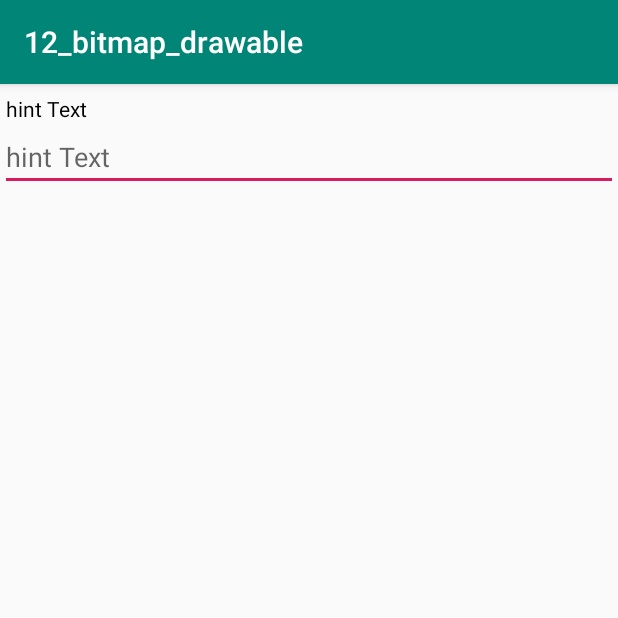
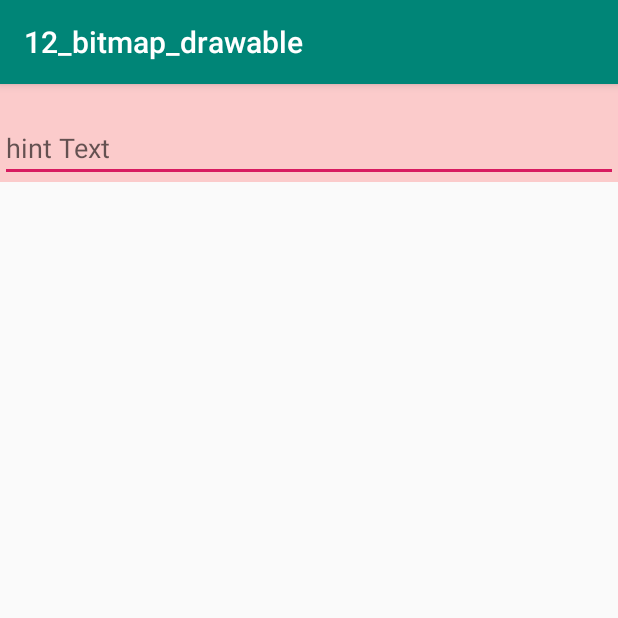
Before and after one commit to VinaChiong/hencoder_plus3_homework, an Android app: the screen it shows after launch (MainActivity), on a phone screen of 412 x 824 dp, the top half of it. Run offline under Robolectric (Android 15) with nearby library versions, the phone set to English and light mode, and no system bars.

Commit message:
L13,提交相关实现 L14,提交相关实现

```diff
--- a/lesson13_bitmap_drawable/build.gradle
+++ b/lesson13_bitmap_drawable/build.gradle
@@ -22,7 +22,6 @@ android {
             proguardFiles getDefaultProguardFile('proguard-android-optimize.txt'), 'proguard-rules.pro'
         }
     }
-
 }
 
 dependencies {
--- a/lesson13_bitmap_drawable/src/main/java/me/vinachiong/hencoder_plus_homework/lesson13_bitmap_drawable/view/MaterialEditText.kt
+++ b/lesson13_bitmap_drawable/src/main/java/me/vinachiong/hencoder_plus_homework/lesson13_bitmap_drawable/view/MaterialEditText.kt
@@ -3,11 +3,10 @@ package me.vinachiong.hencoder_plus_homework.lesson13_bitmap_drawable.view
 import android.animation.ObjectAnimator
 import android.content.Context
 import android.graphics.Canvas
-import android.graphics.PointF
+import android.graphics.Paint
 import android.graphics.Rect
 import android.support.v7.widget.AppCompatEditText
 import android.text.Editable
-import android.text.TextPaint
 import android.text.TextWatcher
 import android.util.AttributeSet
 import me.vinachiong.lib.Utils
@@ -20,14 +19,17 @@ import me.vinachiong.lib.Utils
  */
 class MaterialEditText : AppCompatEditText {
 
+    private val paint = Paint(Paint.ANTI_ALIAS_FLAG)
+    private var useFloatingLabel = true
+    private var animator: ObjectAnimator? = null
+    private var floatingLabelShown = false
     private val paddingRect = Rect()
-    private val textPaint = TextPaint()
-    private var mLabelTextSize = DEFAULT_LABEL_TEXT_SIZE
-    private var labelDrawPoint = PointF()
-    private var labelVerticalOffsetExtra = HINT_VERTICAL_OFFSET_EXTRA
-    private var useFloatingLabel = true
-    private var floatingLabelShown = false
+
     var floatingLabelFraction: Float = 0f
+        set(floatingLabelFraction) {
+            field = floatingLabelFraction
+            invalidate()
+        }
 
     constructor(context: Context) : super(context) {
         init(null, 0)
@@ -44,30 +46,25 @@ class MaterialEditText : AppCompatEditText {
     private fun init(attrs: AttributeSet?, defStyleAttr: Int) {
         hint = "hint Text"
 
-        calculateLabelSize()
+        paint.textSize = TEXT_SIZE
         background.getPadding(paddingRect)
         if (useFloatingLabel) {
             setPadding(
                 paddingRect.left,
-                (paddingRect.top + textSize + HINT_TEXT_MARGIN).toInt(),
+                (paddingRect.top + TEXT_SIZE + TEXT_MARGIN).toInt(),
                 paddingRect.right,
                 paddingRect.bottom
             )
         } else {
-            setPadding(paddingRect.left, paddingRect.top, paddingRect.right, paddingRect.bottom)
+            setPadding(
+                paddingRect.left,
+                paddingRect.top,
+                paddingRect.right,
+                paddingRect.bottom
+            )
         }
 
         addTextChangedListener(object : TextWatcher {
-            override fun afterTextChanged(s: Editable) {
-                if (floatingLabelShown && s.isEmpty()) {
-                    floatingLabelShown = !floatingLabelShown
-                    getAnimator().reverse()
-                } else if (!floatingLabelShown && s.isNotEmpty()) {
-                    floatingLabelShown = !floatingLabelShown
-                    getAnimator().start()
-                }
-            }
-
             override fun beforeTextChanged(s: CharSequence?, start: Int, count: Int, after: Int) {
 
             }
@@ -76,44 +73,41 @@ class MaterialEditText : AppCompatEditText {
 
             }
 
+            override fun afterTextChanged(s: Editable) {
+                if (floatingLabelShown && s.isEmpty()) {
+                    floatingLabelShown = !floatingLabelShown
+                    getAnimator()!!.reverse()
+                } else if (!floatingLabelShown && s.isNotEmpty()) {
+                    floatingLabelShown = !floatingLabelShown
+                    getAnimator()!!.start()
+                }
+            }
         })
     }
 
-    private var animator: ObjectAnimator? = null
-    private fun getAnimator(): ObjectAnimator {
+    private fun getAnimator(): ObjectAnimator? {
         if (animator == null) {
-            animator = ObjectAnimator.ofFloat(this, "floatingLabelFraction", 1f, 0f)
+            animator = ObjectAnimator.ofFloat(this@MaterialEditText, "floatingLabelFraction", 0f, 1f)
         }
-        return animator!!
+        return animator
     }
 
-    private fun calculateLabelSize() {
-        if (textSize <= mLabelTextSize) {
-            mLabelTextSize = textSize - Utils.dp2px(1f)
-        }
-        if (mLabelTextSize < 0) {
-            mLabelTextSize = DEFAULT_LABEL_TEXT_SIZE
-        }
-
-        textPaint.textSize = mLabelTextSize
-        labelDrawPoint.x = paddingLeft.toFloat()
-        labelDrawPoint.y = mLabelTextSize + HINT_TEXT_MARGIN
-    }
 
     override fun onDraw(canvas: Canvas) {
         super.onDraw(canvas)
-        textPaint.alpha = (0xff * (1f - floatingLabelFraction)).toInt()
-        canvas.drawText(hint.toString(), labelDrawPoint.x, labelDrawPoint.y + floatingLabelFraction * labelVerticalOffsetExtra, textPaint)
+
+        paint.alpha = (this.floatingLabelFraction * 0xff).toInt()
+        canvas.drawText(
+            hint.toString(), HORIZONTAL_OFFSET,
+            VERTICAL_OFFSET - this.floatingLabelFraction * VERTICAL_OFFSET_EXTRA, paint
+        )
     }
 
-
     companion object {
-        private val PADDING_TOP = Utils.dp2px(13f)
-        private val DEFAULT_LABEL_TEXT_SIZE = Utils.dp2px(14f)
-
-        private val HINT_TEXT_MARGIN = Utils.dp2px(8f)
-        private val HINT_VERTICAL_OFFSET = Utils.dp2px(38f)
-        private val HINT_HORIZONTAL_OFFSET = Utils.dp2px(5f)
-        private val HINT_VERTICAL_OFFSET_EXTRA = Utils.dp2px(20f)
+        private val TEXT_SIZE = Utils.dp2px(12f)
+        private val TEXT_MARGIN = Utils.dp2px(8f)
+        private val VERTICAL_OFFSET = Utils.dp2px(38f)
+        private val HORIZONTAL_OFFSET = Utils.dp2px(5f)
+        private val VERTICAL_OFFSET_EXTRA = Utils.dp2px(16f)
     }
 }
--- a/lesson13_bitmap_drawable/src/main/res/layout/activity_main.xml
+++ b/lesson13_bitmap_drawable/src/main/res/layout/activity_main.xml
@@ -1,15 +1,22 @@
 <?xml version="1.0" encoding="utf-8"?>
-<LinearLayout
-        xmlns:android="http://schemas.android.com/apk/res/android"
-        xmlns:tools="http://schemas.android.com/tools"
-        android:orientation="vertical"
-        android:layout_width="match_parent"
-        android:layout_height="match_parent"
-        tools:context="me.vinachiong.hencoder_plus_homework.lesson13_bitmap_drawable.MainActivity">
+<LinearLayout xmlns:android="http://schemas.android.com/apk/res/android"
+              xmlns:tools="http://schemas.android.com/tools"
+              android:layout_width="match_parent"
+              android:layout_height="match_parent"
+              android:orientation="vertical"
+              tools:context=".MainActivity">
 
-    <me.vinachiong.hencoder_plus_homework.lesson13_bitmap_drawable.view.MaterialEditText
+    <FrameLayout
             android:layout_width="match_parent"
             android:layout_height="wrap_content"
-            android:textSize="18sp"/>
+            android:background="#30ff0000">
+
+        <me.vinachiong.hencoder_plus_homework.lesson13_bitmap_drawable.view.MaterialEditText
+                android:id="@+id/editText"
+                android:layout_width="match_parent"
+                android:layout_height="wrap_content"
+                android:hint="Username"/>
+
+    </FrameLayout>
 
 </LinearLayout>
--- a/lesson14_layout/src/main/res/values/strings.xml
+++ b/lesson14_layout/src/main/res/values/strings.xml
@@ -1,3 +1,3 @@
 <resources>
-    <string name="app_name">lesson13_layout</string>
+    <string name="app_name">lesson14_layout</string>
 </resources>
```
Also changed, not shown: lesson14_layout/src/main/java/me/vinachiong/hencoder_plus_homework/lesson14_layout/layout/TagLayout.kt (added, +100 -0 lines), lesson14_layout/src/main/res/layout/activity_main.xml (+148 -9 lines).
